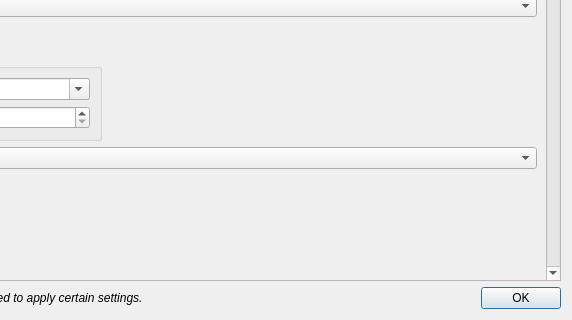
Qt form src/dialogs/PreferencesDialog.ui (nullmastermind/NotepadAI) before a commit; both pictures show x 231 to 803 and y 277 to 597 of the 803 by 597 pixel window.
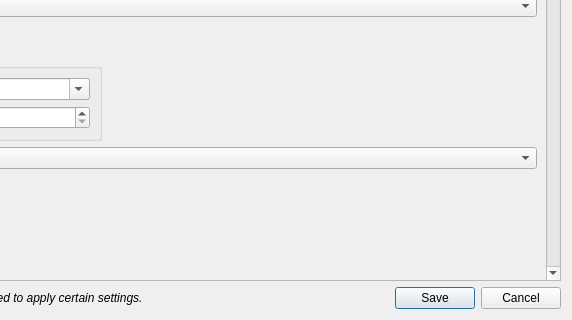
The same form after that commit.

Commit message:
feat(prefs): defer settings until Save/Cancel
Immediate writes made accidental widget changes persist.

- Save/Cancel so a misclick can be discarded instead of
  sticking in ApplicationSettings
- Ignore wheel on unfocused combos/spins so scrolling the
  dialog cannot change values

Patch:
```diff
--- a/src/dialogs/PreferencesDialog.ui
+++ b/src/dialogs/PreferencesDialog.ui
@@ -697,7 +697,7 @@
         <enum>Qt::Horizontal</enum>
        </property>
        <property name="standardButtons">
-        <set>QDialogButtonBox::Ok</set>
+        <set>QDialogButtonBox::Save|QDialogButtonBox::Cancel</set>
        </property>
       </widget>
      </item>
```
The commit also changes 10 other files.
